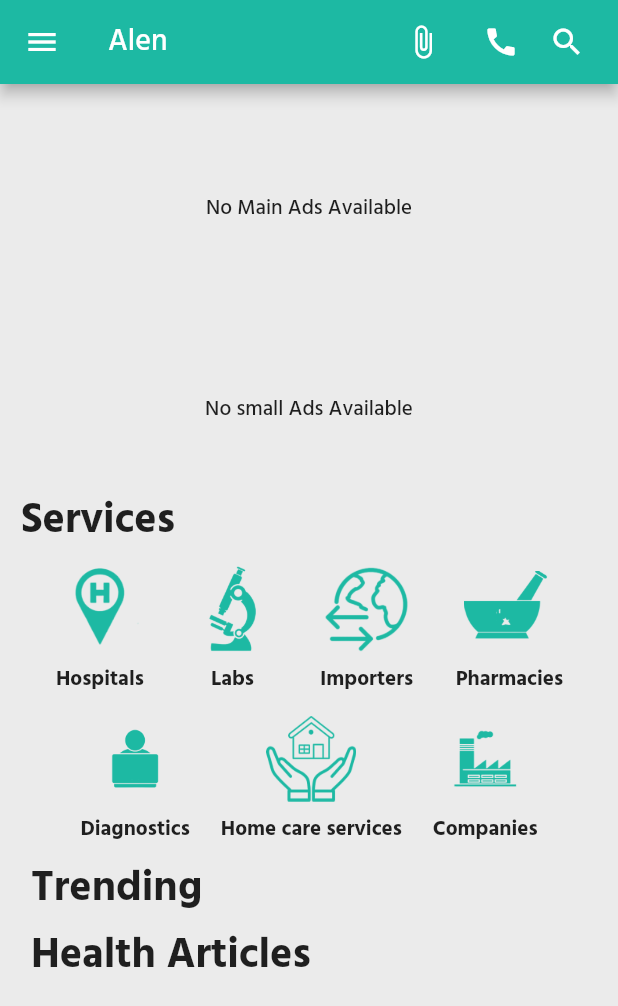
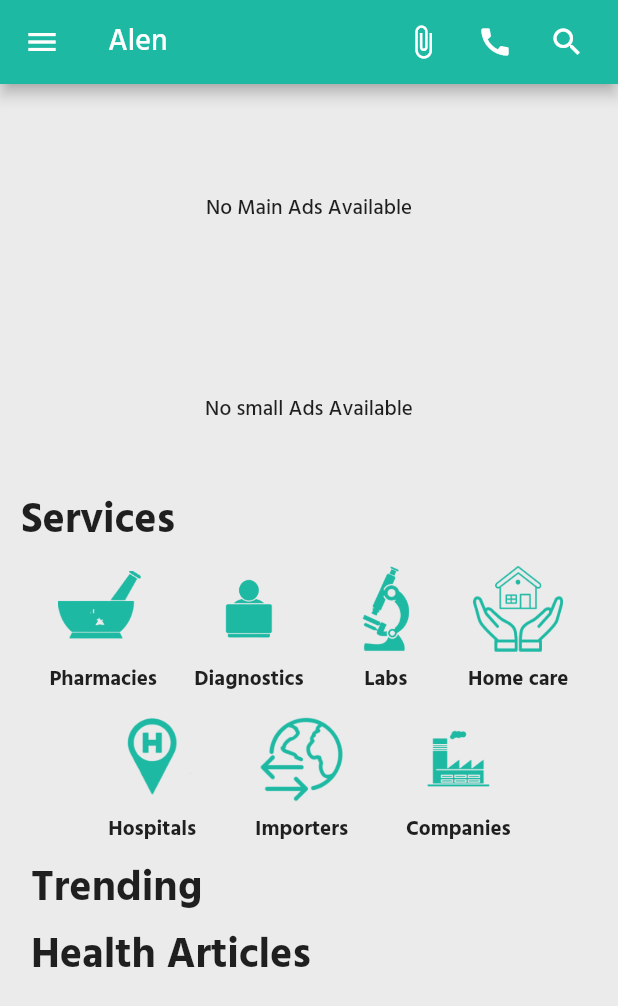
Before and after one commit to rmanselefi/alen_mobile, a Flutter app: the screen it shows after launch, on a phone screen of 412 x 824 dp. Shown: the top 1006 px of the screen. Run offline on Flutter 3.47's test engine with Material 2 defaults, Android fonts, the phone set to English and light mode, and no system bars; our stand-ins replace cloud_firestore, country_code_picker, firebase_auth, firebase_core, flutter_swiper, font_awesome_flutter and 4 more; missing offline and left inert: map_launcher; accounts and stored records are empty; project files that could hold a hidden picture were left out.

Commit message:
Every update until 06:01,September 25, 2021.
Signed with a key.
Changed logo to alen.
Home page [Home care services to home care]

```diff
--- a/lib/ui/Contact Us/ContactUs.dart
+++ b/lib/ui/Contact Us/ContactUs.dart
@@ -1,6 +1,7 @@
 import 'package:alen/utils/AppColors.dart';
 import 'package:flutter/material.dart';
 import 'package:material_design_icons_flutter/material_design_icons_flutter.dart';
+import 'package:url_launcher/url_launcher.dart';
 
 
 class ContactUs extends StatelessWidget {
@@ -45,7 +46,7 @@ class ContactUs extends StatelessWidget {
                           ),
                           Container(
                             child: Text(
-                              "Alen is created and Owned by alen technology group and developed by Qemer Software Technology.",
+                              "Alen is created and Owned by alen call center and mobile application and developed by Qemer Software Technology.",
                               textAlign: TextAlign.center,
                               maxLines: 4,
                             ),
@@ -80,7 +81,7 @@ class ContactUs extends StatelessWidget {
                                 Column(
                                   children: [
                                     IconButton(
-                                      onPressed: () {},
+                                      onPressed: () => launch("tel://9484"),
                                       icon: Icon(
                                           MdiIcons.phone,
                                         color: myCustomColors.loginBackgroud,
--- a/lib/ui/Home/HomePage.dart
+++ b/lib/ui/Home/HomePage.dart
@@ -164,12 +164,10 @@ class _HomePageState extends State<HomePage> {
                 )),
             Container(
                 child: IconButton(
-                    onPressed: () {},
-                    icon: IconButton(
-                        onPressed: () => launch("tel://0910111213"),
+                        onPressed: () => launch("tel://9484"),
                         icon: Icon(
                           Icons.call,
-                        )))),
+                        ))),
             Container(
                 margin: EdgeInsets.only(right: 10),
                 child: IconButton(
@@ -417,7 +415,7 @@ class _HomePageState extends State<HomePage> {
                               Navigator.push(
                                   context,
                                   MaterialPageRoute(
-                                      builder: (context) => HospitalsPage()));
+                                      builder: (context) => PharmaciesPage()));
                             },
                             child: Container(
                                 margin: EdgeInsets.symmetric(
@@ -430,13 +428,44 @@ class _HomePageState extends State<HomePage> {
                                   MainAxisAlignment.spaceEvenly,
                                   children: <Widget>[
                                     Image.asset(
-                                      "assets/images/hospital.png",
+                                      "assets/images/pharmacy.png",
                                       width: 60,
                                       height: 60,
                                       color: myCustomColors.loginBackgroud,
                                     ),
                                     Text(
-                                      'Hospitals',
+                                      "Pharmacies",
+                                      style: const TextStyle(
+                                          fontWeight: FontWeight.bold),
+                                    )
+                                  ],
+                                )),
+                          ),
+                          GestureDetector(
+                            onTap: () {
+                              Navigator.push(
+                                  context,
+                                  MaterialPageRoute(
+                                      builder: (context) => DiagnosisesPage()));
+                            },
+                            child: Container(
+                                margin: EdgeInsets.symmetric(
+                                    horizontal:
+                                    MediaQuery.of(context).size.width *
+                                        0.02),
+                                child: Column(
+                                  mainAxisSize: MainAxisSize.max,
+                                  mainAxisAlignment:
+                                  MainAxisAlignment.spaceEvenly,
+                                  children: <Widget>[
+                                    Image.asset(
+                                      "assets/images/diagnostic.png",
+                                      width: 60,
+                                      height: 60,
+                                      color: myCustomColors.loginBackgroud,
+                                    ),
+                                    Text(
+                                      "Diagnostics",
                                       style: const TextStyle(
                                           fontWeight: FontWeight.bold),
                                     )
@@ -479,7 +508,7 @@ class _HomePageState extends State<HomePage> {
                               Navigator.push(
                                   context,
                                   MaterialPageRoute(
-                                      builder: (context) => ImportersPage()));
+                                      builder: (context) => HomeCaresPage()));
                             },
                             child: Container(
                                 margin: EdgeInsets.symmetric(
@@ -492,44 +521,13 @@ class _HomePageState extends State<HomePage> {
                                   MainAxisAlignment.spaceEvenly,
                                   children: <Widget>[
                                     Image.asset(
-                                      "assets/images/importer.png",
+                                      "assets/images/homecare.png",
                                       width: 60,
                                       height: 60,
                                       color: myCustomColors.loginBackgroud,
                                     ),
                                     Text(
-                                      "Importers",
-                                      style: const TextStyle(
-                                          fontWeight: FontWeight.bold),
-                                    )
-                                  ],
-                                )),
-                          ),
-                          GestureDetector(
-                            onTap: () {
-                              Navigator.push(
-                                  context,
-                                  MaterialPageRoute(
-                                      builder: (context) => PharmaciesPage()));
-                            },
-                            child: Container(
-                                margin: EdgeInsets.symmetric(
-                                    horizontal:
-                                    MediaQuery.of(context).size.width *
-                                        0.02),
-                                child: Column(
-                                  mainAxisSize: MainAxisSize.max,
-                                  mainAxisAlignment:
-                                  MainAxisAlignment.spaceEvenly,
-                                  children: <Widget>[
-                                    Image.asset(
-                                      "assets/images/pharmacy.png",
-                                      width: 60,
-                                      height: 60,
-                                      color: myCustomColors.loginBackgroud,
-                                    ),
-                                    Text(
-                                      "Pharmacies",
+                                      "Home care",
                                       style: const TextStyle(
                                           fontWeight: FontWeight.bold),
                                     )
@@ -551,7 +549,7 @@ class _HomePageState extends State<HomePage> {
                               Navigator.push(
                                   context,
                                   MaterialPageRoute(
-                                      builder: (context) => DiagnosisesPage()));
+                                      builder: (context) => HospitalsPage()));
                             },
                             child: Container(
                                 margin: EdgeInsets.symmetric(
@@ -564,25 +562,26 @@ class _HomePageState extends State<HomePage> {
                                   MainAxisAlignment.spaceEvenly,
                                   children: <Widget>[
                                     Image.asset(
-                                      "assets/images/diagnostic.png",
+                                      "assets/images/hospital.png",
                                       width: 60,
                                       height: 60,
                                       color: myCustomColors.loginBackgroud,
                                     ),
                                     Text(
-                                      "Diagnostics",
+                                      'Hospitals',
                                       style: const TextStyle(
                                           fontWeight: FontWeight.bold),
                                     )
                                   ],
                                 )),
                           ),
+
                           GestureDetector(
                             onTap: () {
                               Navigator.push(
                                   context,
                                   MaterialPageRoute(
-                                      builder: (context) => HomeCaresPage()));
+                                      builder: (context) => ImportersPage()));
                             },
                             child: Container(
                                 margin: EdgeInsets.symmetric(
@@ -595,13 +594,13 @@ class _HomePageState extends State<HomePage> {
                                   MainAxisAlignment.spaceEvenly,
                                   children: <Widget>[
                                     Image.asset(
-                                      "assets/images/homecare.png",
+                                      "assets/images/importer.png",
                                       width: 60,
                                       height: 60,
                                       color: myCustomColors.loginBackgroud,
                                     ),
                                     Text(
-                                      "Home care services",
+                                      "Importers",
                                       style: const TextStyle(
                                           fontWeight: FontWeight.bold),
                                     )
--- a/pubspec.yaml
+++ b/pubspec.yaml
@@ -49,7 +49,12 @@ dependencies:
 dev_dependencies:
   flutter_test:
     sdk: flutter
+  flutter_launcher_icons: "^0.9.0"
 
+flutter_icons:
+  image_path: "assets/images/alen_no_name.png"
+  android: true
+  ios: true
 # For information on the generic Dart part of this file, see the
 # following page: https://dart.dev/tools/pub/pubspec
 
```
Also changed, not shown: pubspec.lock, 24 other files.
